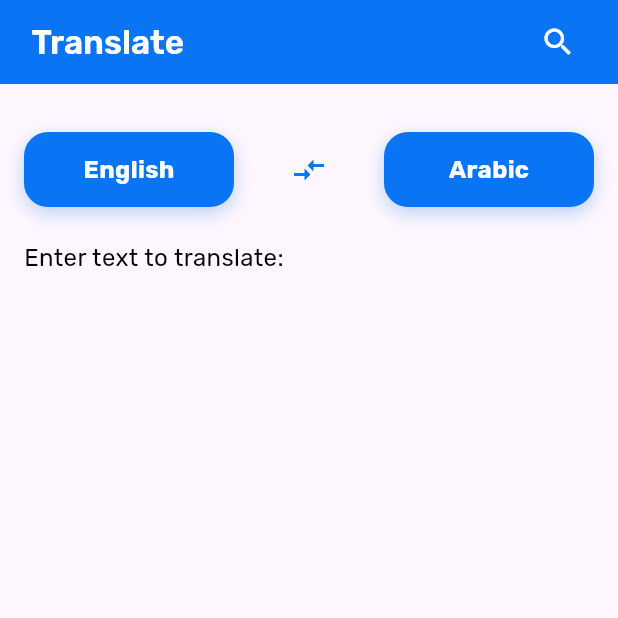
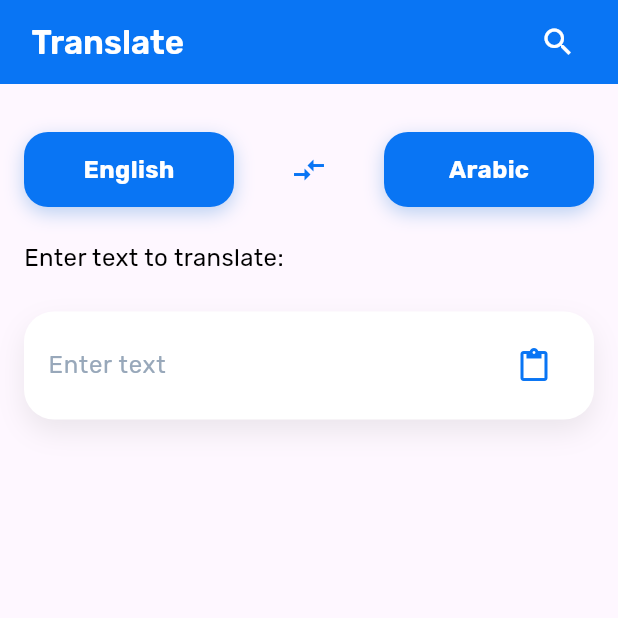
Before and after one commit to m7mdragab74/google-translate-clone, a Flutter app: the screen it shows after launch, on a phone screen of 412 x 824 dp, the top half of it. Run offline on Flutter 3.47's test engine with Material 3 defaults, Android fonts, the phone set to English and light mode, and no system bars; our stand-ins replace flutter_svg, go_router, google_fonts.

Commit message:
create text input section

```diff
--- a/lib/features/home/presentation/views/widgets/home_view_body.dart
+++ b/lib/features/home/presentation/views/widgets/home_view_body.dart
@@ -1,6 +1,7 @@
 import 'package:flutter/material.dart';
 import 'package:google_translate_clone/core/utils/styles.dart';
 import 'package:google_translate_clone/features/home/presentation/views/widgets/language_selection_section.dart';
+import 'package:google_translate_clone/features/home/presentation/views/widgets/text_input_section.dart';
 
 class HomeViewBody extends StatelessWidget {
   const HomeViewBody({super.key});
@@ -25,6 +26,10 @@ class HomeViewBody extends StatelessWidget {
                   ),
                 ),
               ),
+              SizedBox(
+                height: MediaQuery.of(context).size.height * 0.03,
+              ),
+              const TextInputSection(),
             ],
           ),
         ),
--- /dev/null
+++ b/lib/features/home/presentation/views/widgets/text_input_section.dart
@@ -0,0 +1,50 @@
+import 'package:flutter/material.dart';
+import 'package:google_translate_clone/constants.dart';
+import 'package:google_translate_clone/core/utils/styles.dart';
+
+class TextInputSection extends StatelessWidget {
+  const TextInputSection({super.key});
+
+  @override
+  Widget build(BuildContext context) {
+    return Container(
+      padding: const EdgeInsets.symmetric(horizontal: 16.0, vertical: 12),
+      decoration: BoxDecoration(
+        color: Colors.white,
+        borderRadius: BorderRadius.circular(20),
+        boxShadow: [
+          BoxShadow(
+            color: Colors.grey.withOpacity(0.2),
+            blurRadius: 15,
+            offset: const Offset(0, 8),
+          ),
+        ],
+      ),
+      child: Row(
+        children: [
+          Expanded(
+            child: TextField(
+              maxLines: 5,
+              minLines: 1,
+              onSubmitted: (value) {},
+              decoration: InputDecoration(
+                hintText: "Enter text",
+                hintStyle: Styles.textStyle20.copyWith(
+                  fontSize: 16,
+                ),
+                border: InputBorder.none,
+              ),
+            ),
+          ),
+          IconButton(
+            onPressed: () {},
+            icon: const Icon(
+              Icons.paste,
+              color: kPrimaryColor,
+            ),
+          ),
+        ],
+      ),
+    );
+  }
+}
```
